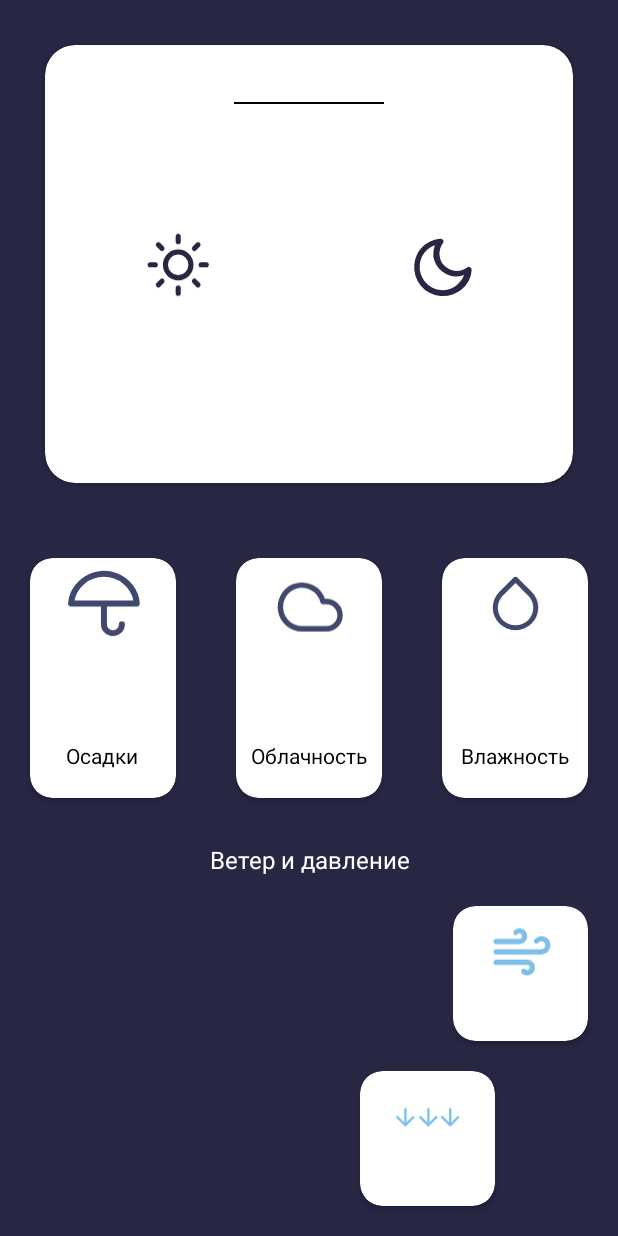
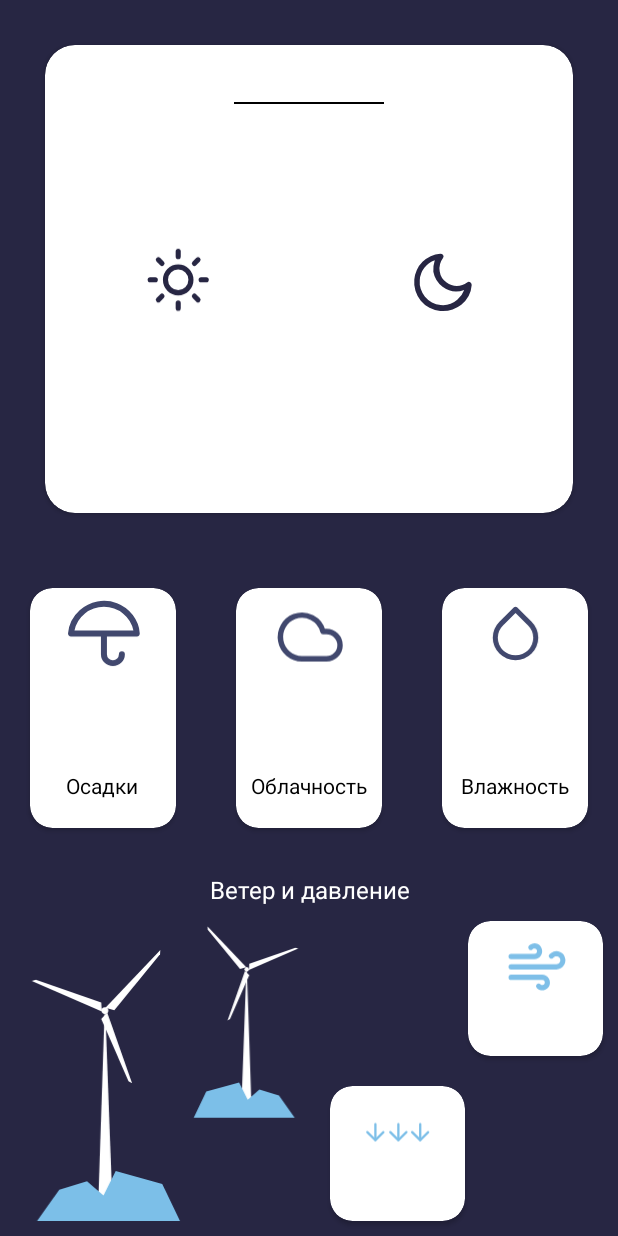
Before and after one commit to revutsky0/MyWeatherApp, an Android app: the WeatherDetailActivity screen opened directly, with no data from a screen before it, on a phone screen of 412 x 824 dp. Run offline under Robolectric (Android 15) with nearby library versions, the phone set to English and light mode, and no system bars; our stand-ins replace Room's generated code; network calls fail.

Commit message:
Work on activity_weather_detail.xml

```diff
--- a/app/src/main/java/com/example/myweatherapp/mainActivity/WeeklyAdapter.kt
+++ b/app/src/main/java/com/example/myweatherapp/mainActivity/WeeklyAdapter.kt
@@ -30,7 +30,7 @@ class WeeklyAdapter : RecyclerView.Adapter<WeeklyAdapter.WeeklyWeatherViewHolder
         holder.tvDate.text = item.getDate()
         holder.tvDayNightTemp.text = item.getDayNightTemp()
         holder.tvDayOfWeek.text = item.getDayOfWeek()
-        holder.tvWingSpeed.text = item.windSpeed?.toString()
+        holder.tvWingSpeed.text = item.getWind()
     }
 
     override fun getItemCount(): Int {
--- a/app/src/main/java/com/example/myweatherapp/pojo/oneCall/WeatherDaily.kt
+++ b/app/src/main/java/com/example/myweatherapp/pojo/oneCall/WeatherDaily.kt
@@ -108,8 +108,8 @@ data class WeatherDaily(
 
     fun getDate() = getDateFromStamp(dt)
 
-    fun getDayOfWeek() = dt.toString()
-        //getDayOfWeekFromStamp(dt).replaceFirstChar { char -> char.uppercase() }
+    fun getDayOfWeek() =
+        getDayOfWeekFromStamp(dt).replaceFirstChar { char -> char.uppercase() }
 
     fun getDayAndDate() = getDayAndDateFromStamp(dt)
 
--- a/app/src/main/res/layout/activity_weather_detail.xml
+++ b/app/src/main/res/layout/activity_weather_detail.xml
@@ -164,18 +164,6 @@
         app:layout_constraintEnd_toEndOf="parent"
         app:layout_constraintStart_toStartOf="parent">
 
-        <ImageView
-            android:id="@+id/ivDetailsWindmills"
-            android:layout_width="200dp"
-            android:layout_height="200dp"
-            android:layout_margin="20dp"
-            android:adjustViewBounds="true"
-            android:contentDescription="@string/details_windmills_description"
-            app:layout_constraintBottom_toBottomOf="parent"
-            app:layout_constraintStart_toStartOf="parent"
-            app:layout_constraintTop_toBottomOf="@+id/textView11"
-            tools:srcCompat="@drawable/windmills" />
-
         <TextView
             android:id="@+id/textView11"
             android:layout_width="0dp"
@@ -192,10 +180,10 @@
         <androidx.cardview.widget.CardView
             android:layout_width="90dp"
             android:layout_height="90dp"
-            android:layout_marginEnd="20dp"
+            android:layout_marginRight="10dp"
             app:cardCornerRadius="15dp"
             app:layout_constraintEnd_toEndOf="parent"
-            app:layout_constraintTop_toTopOf="@+id/ivDetailsWindmills">
+            app:layout_constraintTop_toTopOf="@+id/imageView">
 
             <androidx.constraintlayout.widget.ConstraintLayout
                 android:layout_width="match_parent"
@@ -225,10 +213,10 @@
         <androidx.cardview.widget.CardView
             android:layout_width="90dp"
             android:layout_height="90dp"
-            android:layout_marginStart="20dp"
+            android:layout_marginLeft="10dp"
             app:cardCornerRadius="15dp"
-            app:layout_constraintBottom_toBottomOf="@+id/ivDetailsWindmills"
-            app:layout_constraintStart_toEndOf="@+id/ivDetailsWindmills">
+            app:layout_constraintBottom_toBottomOf="@+id/imageView"
+            app:layout_constraintStart_toEndOf="@+id/imageView">
 
             <androidx.constraintlayout.widget.ConstraintLayout
                 android:layout_width="match_parent"
@@ -255,6 +243,16 @@
 
             </androidx.constraintlayout.widget.ConstraintLayout>
         </androidx.cardview.widget.CardView>
+
+        <ImageView
+            android:id="@+id/imageView"
+            android:layout_width="200dp"
+            android:layout_height="200dp"
+            android:layout_margin="10dp"
+            app:layout_constraintBottom_toBottomOf="parent"
+            app:layout_constraintStart_toStartOf="parent"
+            app:layout_constraintTop_toBottomOf="@+id/textView11"
+            app:srcCompat="@drawable/windmills" />
 
     </androidx.constraintlayout.widget.ConstraintLayout>
 
```
